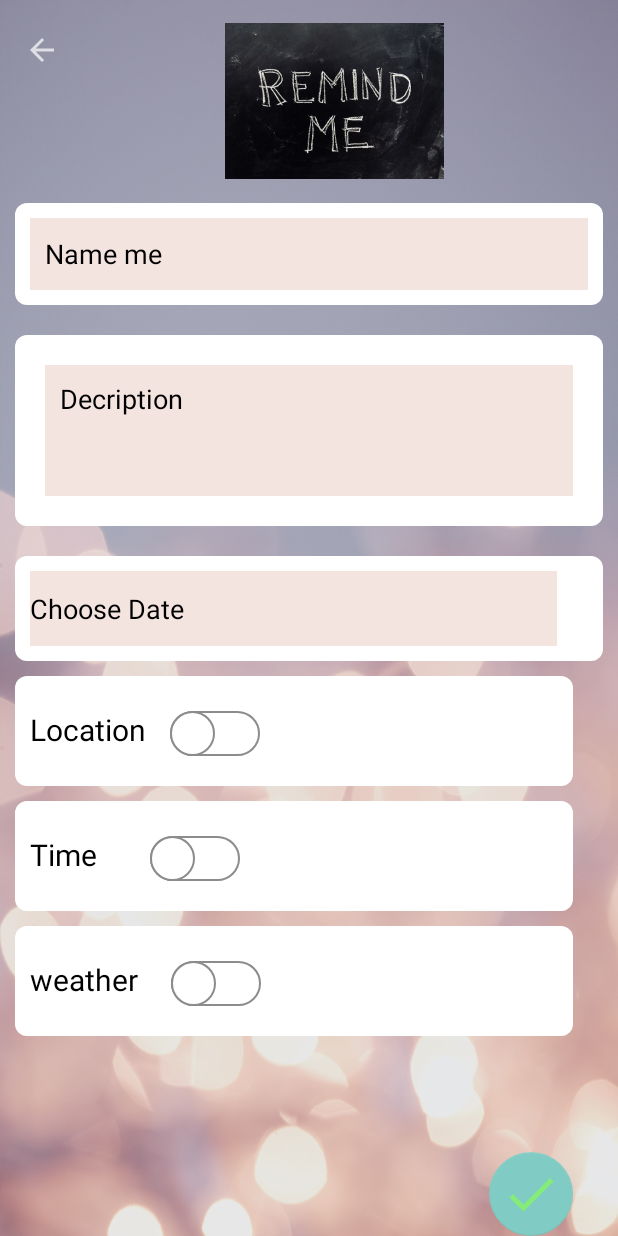
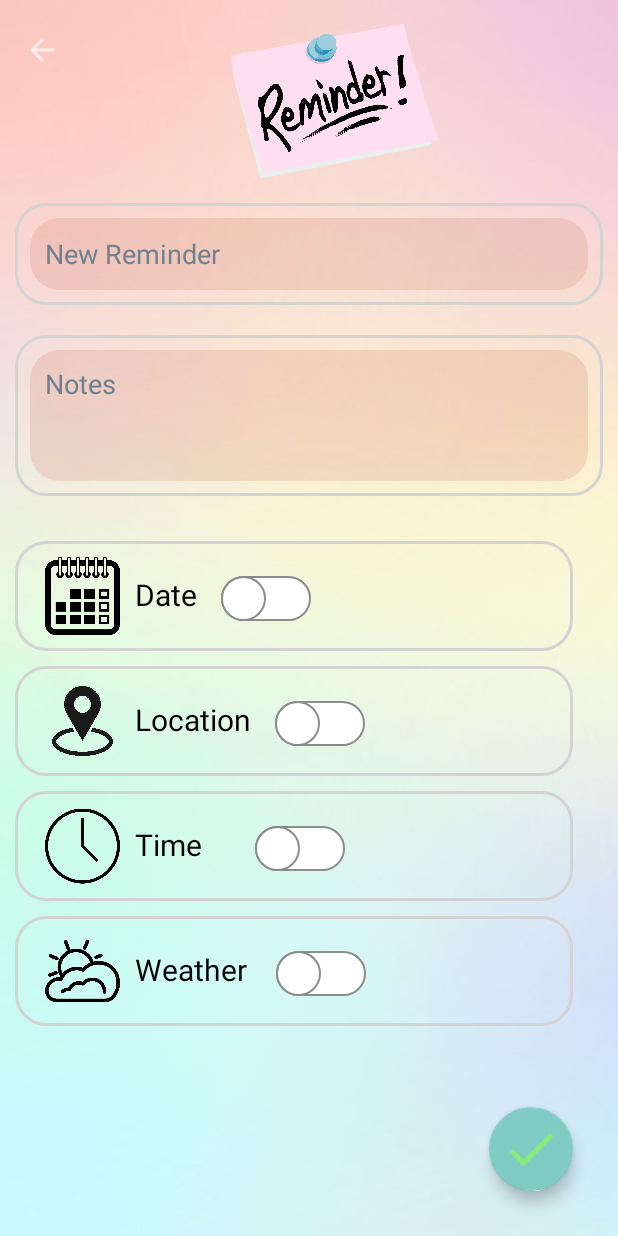
Before and after one commit to HalaGR/ReminderApp, an Android app: the add_reminder screen opened directly, with no data from a screen before it, on a phone screen of 412 x 824 dp. Run offline under Robolectric (Android 15) with nearby library versions, the phone set to English and light mode, and no system bars; our stand-ins replace Firebase (no records; nobody signed in at launch, a user with empty details on screens opened directly).

Commit message:
edit_addreminder

```diff
--- a/app/build.gradle
+++ b/app/build.gradle
@@ -47,4 +47,5 @@ dependencies {
     implementation 'com.google.android.gms:play-services-basement:18.0.0'
     // for fetching data from database
     implementation 'com.firebaseui:firebase-ui-firestore:4.1.0'
+
 }
--- a/app/src/main/java/com/example/locationreminder/add_reminder.java
+++ b/app/src/main/java/com/example/locationreminder/add_reminder.java
@@ -11,9 +11,10 @@ import android.widget.AutoCompleteTextView;
 import android.widget.CompoundButton;
 import android.widget.DatePicker;
 import android.widget.EditText;
+
 import android.widget.LinearLayout;
+import android.widget.TextView;
 import android.widget.Toast;
-
 import androidx.annotation.NonNull;
 import androidx.appcompat.widget.SwitchCompat;
 import androidx.appcompat.widget.Toolbar;
@@ -36,6 +37,7 @@ import java.util.Map;
 public class add_reminder extends AppCompatActivity {
 
     EditText mytitleinput, mydescriptioninput, mydate;
+    TextView mydate_switch;
     FloatingActionButton mysavebtn;
     SwitchCompat my_weather_switch;
     FirebaseAuth firebaseAuth;
@@ -58,6 +60,7 @@ public class add_reminder extends AppCompatActivity {
         mysavebtn = findViewById(R.id.savebtn);
         mydate = findViewById(R.id.date);
         my_weather_switch = findViewById(R.id.weather_switch);
+        mydate_switch= findViewById(R.id.date_switch);
 
 
         // choose date UI
@@ -65,7 +68,7 @@ public class add_reminder extends AppCompatActivity {
         final int year = calendar.get(Calendar.YEAR);
         final int day = calendar.get(Calendar.DAY_OF_MONTH);
         final int month = calendar.get(Calendar.MONTH);
-        mydate.setOnClickListener(new View.OnClickListener() {
+        mydate_switch.setOnClickListener(new View.OnClickListener() {
             @Override
             public void onClick(View view) {
                 DatePickerDialog datePickerDialog = new DatePickerDialog(
--- /dev/null
+++ b/app/src/main/res/drawable/edit_txt_bg_with_color.xml
@@ -0,0 +1,8 @@
+<?xml version="1.0" encoding="utf-8"?>
+<shape xmlns:android="http://schemas.android.com/apk/res/android">
+    <corners android:radius="20dp"/>
+
+    <solid android:width="2dp"
+        android:color="#30C67259"/>
+
+</shape>
--- a/app/src/main/res/layout/activity_add_reminder.xml
+++ b/app/src/main/res/layout/activity_add_reminder.xml
@@ -3,8 +3,22 @@
     xmlns:app="http://schemas.android.com/apk/res-auto"
     xmlns:tools="http://schemas.android.com/tools"
     android:layout_width="match_parent"
-    android:layout_height="wrap_content"
-    android:background="@drawable/soft_lights">
+    android:layout_height="match_parent"
+    >
+    <ImageView
+        android:id="@+id/background"
+        android:layout_width="wrap_content"
+        android:layout_height="wrap_content"
+        android:scaleType="centerCrop"
+        android:src="@drawable/for_add_reminder_background"
+        app:layout_constraintBottom_toBottomOf="parent"
+        app:layout_constraintEnd_toEndOf="parent"
+        app:layout_constraintHeight_percent=".27"
+        app:layout_constraintStart_toStartOf="parent"
+        app:layout_constraintTop_toTopOf="parent"
+        app:layout_constraintVertical_bias="0"
+        tools:ignore="ImageContrastCheck"
+        />
 
 
     <androidx.appcompat.widget.Toolbar
@@ -22,7 +36,7 @@
             android:contentDescription="reminde_me"
             android:foregroundGravity="center"
             android:padding="10dp"
-            app:srcCompat="@drawable/remind_me" />
+            app:srcCompat="@drawable/reminder_icon" />
 
     </androidx.appcompat.widget.Toolbar>
 
@@ -35,7 +49,7 @@
         android:layout_marginTop="10dp"
         android:layout_marginEnd="10dp"
         android:layout_marginBottom="10dp"
-        android:background="@drawable/rounded_corner"
+        android:background="@drawable/edit_text_bg"
         android:orientation="vertical"
         android:padding="10dp">
 
@@ -43,67 +57,109 @@
             android:id="@+id/descriptioninput"
             android:layout_width="match_parent"
             android:layout_height="wrap_content"
-            android:layout_marginStart="10dp"
-            android:layout_marginTop="10dp"
-            android:layout_marginEnd="10dp"
-            android:layout_marginBottom="10dp"
-            android:background="#30C67259"
+            android:layout_marginStart="0dp"
+            android:layout_marginTop="0dp"
+            android:layout_marginEnd="0dp"
+            android:layout_marginBottom="0dp"
+            android:background="@drawable/edit_txt_bg_with_color"
             android:gravity="top"
-            android:hint="Decription"
+            android:hint="Notes"
             android:lines="3"
             android:padding="10dp"
             android:textColor="@color/black"
-            android:textColorHint="@color/black" />
+            android:textColorHint="@color/SlateGray" />
     </LinearLayout>
 
     <LinearLayout
         android:id="@+id/layout_titleinput"
-        android:layout_below="@+id/toolbarofaddreminder"
         android:layout_width="match_parent"
         android:layout_height="wrap_content"
+        android:layout_below="@+id/toolbarofaddreminder"
         android:layout_marginStart="10dp"
         android:layout_marginTop="10dp"
         android:layout_marginEnd="10dp"
         android:layout_marginBottom="10dp"
-        android:background="@drawable/rounded_corner"
+        android:background="@drawable/edit_text_bg"
         android:orientation="vertical"
-        android:padding="10dp">
+        android:padding="10dp"
+       >
 
         <EditText
             android:id="@+id/titleinput"
             style="@style/Widget.AppCompat.Light.AutoCompleteTextView"
             android:layout_width="match_parent"
             android:layout_height="wrap_content"
-            android:background="#30C67259"
-            android:hint="Name me"
-            android:textColorHint="@color/black"
-            android:textColor="@color/black"
+            android:background="@drawable/edit_txt_bg_with_color"
+            android:hint="New Reminder"
             android:inputType="textUri"
             android:minHeight="48dp"
-            android:padding="10dp" />
+            android:padding="10dp"
+            android:textColor="?android:attr/navigationBarColor"
+            android:textColorHint="@color/SlateGray" />
 
     </LinearLayout>
 
     <LinearLayout
         android:id="@+id/layout_Date"
-        android:layout_width="match_parent"
-        android:layout_height="wrap_content"
+        android:layout_width="372dp"
+        android:layout_height="73dp"
         android:layout_below="@+id/layout_description"
         android:layout_marginStart="10dp"
-        android:layout_marginTop="10dp"
+        android:layout_marginTop="20dp"
         android:layout_marginEnd="10dp"
-        android:background="@drawable/rounded_corner"
-        android:orientation="vertical"
+        android:background="@drawable/edit_text_bg"
+
         android:padding="10dp">
+
+
+
+
+
+        <ImageView
+            android:id="@+id/image_date"
+            android:layout_height="80dp"
+            android:layout_width="70dp"
+            android:layout_gravity="center"
+            android:contentDescription="reminde_me"
+            android:foregroundGravity="center"
+            android:padding="10dp"
+            android:layout_marginStart="0dp"
+            app:srcCompat="@drawable/calender_icon" />
+
+        <TextView
+            android:layout_width="wrap_content"
+            android:layout_height="41dp"
+            android:text="Date"
+            android:layout_marginStart="0dp"
+            android:textColor="@color/black"
+            android:textSize="20dp">
+
+        </TextView>
+
+        <androidx.appcompat.widget.SwitchCompat
+            android:id="@+id/date_switch"
+            android:layout_width="76dp"
+            android:layout_height="56dp"
+            android:baselineAligned="false"
+            android:textOff="off"
+            android:textOn="on"
+            android:thumb="@drawable/thumb"
+            app:showText="true"
+            app:track="@drawable/track" />
+
 
         <EditText
             android:id="@+id/date"
-            android:layout_width="351dp"
-            android:layout_height="50dp"
-            android:background="#30C67259"
-            android:hint="Choose Date"
-            android:textColor="@color/black"
-            android:textColorHint="@color/black">
+            android:layout_width="150dp"
+            android:layout_height="20dp"
+            android:layout_marginStart="-125dp"
+            android:layout_marginTop="20dp"
+            android:background="@android:color/transparent"
+            android:hint=""
+            android:textColor="@color/DarkSlateBlue"
+
+            android:textColorHint="@color/SlateGray"
+            android:textSize="12sp">
 
         </EditText>
 
@@ -117,13 +173,24 @@
         android:layout_marginStart="10dp"
         android:layout_marginTop="10dp"
         android:layout_marginEnd="10dp"
-        android:background="@drawable/rounded_corner"
+        android:background="@drawable/edit_text_bg"
         android:padding="10dp">
+        <ImageView
+            android:id="@+id/image_location"
+            android:layout_height="80dp"
+            android:layout_width="70dp"
+            android:layout_gravity="center"
+            android:contentDescription="reminde_me"
+            android:foregroundGravity="center"
+            android:padding="10dp"
+            android:layout_marginStart="0dp"
+            app:srcCompat="@drawable/location_icon1" />
 
         <TextView
             android:layout_width="wrap_content"
             android:layout_height="41dp"
             android:text="Location"
+            android:layout_marginStart="0dp"
             android:textColor="@color/black"
             android:textSize="20dp">
 
@@ -151,13 +218,24 @@
         android:layout_marginStart="10dp"
         android:layout_marginTop="10dp"
         android:layout_marginEnd="10dp"
-        android:background="@drawable/rounded_corner"
+        android:background="@drawable/edit_text_bg"
         android:padding="10dp">
+        <ImageView
+            android:id="@+id/image_weather"
+            android:layout_height="80dp"
+            android:layout_width="70dp"
+            android:layout_gravity="center"
+            android:contentDescription="reminde_me"
+            android:foregroundGravity="center"
+            android:padding="10dp"
+            android:layout_marginStart="0dp"
+            app:srcCompat="@drawable/weather_icon" />
 
         <TextView
             android:layout_width="82dp"
             android:layout_height="41dp"
-            android:text="weather"
+            android:layout_marginStart="0dp"
+            android:text="Weather"
             android:textColor="@color/black"
             android:textSize="20dp">
 
@@ -186,12 +264,23 @@
         android:layout_marginStart="10dp"
         android:layout_marginTop="10dp"
         android:layout_marginEnd="10dp"
-        android:background="@drawable/rounded_corner"
+        android:background="@drawable/edit_text_bg"
         android:padding="10dp">
+        <ImageView
+            android:id="@+id/image_time"
+            android:layout_height="80dp"
+            android:layout_width="70dp"
+            android:layout_gravity="center"
+            android:contentDescription="reminde_me"
+            android:foregroundGravity="center"
+            android:padding="10dp"
+            android:layout_marginStart="0dp"
+            app:srcCompat="@drawable/time_icon" />
 
         <TextView
             android:layout_width="64dp"
             android:layout_height="41dp"
+            android:layout_marginStart="0dp"
             android:text="Time"
             android:textColor="@color/black"
             android:textSize="20dp">
--- a/app/src/main/res/layout/signup_tab_fragment.xml
+++ b/app/src/main/res/layout/signup_tab_fragment.xml
@@ -9,89 +9,90 @@
         android:id="@+id/email"
         android:layout_width="0dp"
         android:layout_height="wrap_content"
-        app:layout_constraintWidth_percent=".8"
-        app:layout_constraintVertical_bias=".2"
-        app:flow_firstHorizontalBias=".5"
         android:background="@drawable/edit_text_bg"
         android:hint="Email"
         android:paddingLeft="20dp"
         android:paddingTop="10dp"
         android:paddingRight="10dp"
+        app:flow_firstHorizontalBias=".5"
         app:layout_constraintBottom_toBottomOf="parent"
         app:layout_constraintEnd_toEndOf="parent"
         app:layout_constraintStart_toStartOf="parent"
-        app:layout_constraintTop_toTopOf="parent" />
+        app:layout_constraintTop_toTopOf="parent"
+        app:layout_constraintVertical_bias=".2"
+        app:layout_constraintWidth_percent=".8" />
+
     <EditText
         android:id="@+id/mobilenum"
         android:layout_width="0dp"
         android:layout_height="wrap_content"
+        android:layout_marginTop="20dp"
+        android:background="@drawable/edit_text_bg"
         android:hint="Mobile Number"
         android:paddingLeft="20dp"
         android:paddingTop="10dp"
         android:paddingBottom="10dp"
-        app:layout_constraintVertical_bias="0"
-        android:layout_marginTop="20dp"
         app:flow_firstHorizontalBias=".5"
-        android:background="@drawable/edit_text_bg"
         app:layout_constraintBottom_toBottomOf="parent"
         app:layout_constraintEnd_toEndOf="parent"
         app:layout_constraintStart_toStartOf="parent"
         app:layout_constraintTop_toBottomOf="@+id/email"
-        app:layout_constraintWidth_percent=".8"
-       />
+        app:layout_constraintVertical_bias="0"
+        app:layout_constraintWidth_percent=".8" />
 
     <EditText
         android:id="@+id/pass"
-        android:inputType="textPassword"
         android:layout_width="0dp"
         android:layout_height="wrap_content"
+        android:layout_marginTop="20dp"
+        android:background="@drawable/edit_text_bg"
         android:hint="Password"
+        android:inputType="textPassword"
         android:paddingLeft="20dp"
         android:paddingTop="10dp"
         android:paddingBottom="10dp"
-        app:layout_constraintVertical_bias="0"
-        android:layout_marginTop="20dp"
         app:flow_firstHorizontalBias=".5"
-        android:background="@drawable/edit_text_bg"
         app:layout_constraintBottom_toBottomOf="parent"
         app:layout_constraintEnd_toEndOf="parent"
         app:layout_constraintStart_toStartOf="parent"
         app:layout_constraintTop_toBottomOf="@+id/mobilenum"
+        app:layout_constraintVertical_bias="0"
         app:layout_constraintWidth_percent=".8" />
+
     <EditText
         android:id="@+id/confpass"
-        android:inputType="textPassword"
         android:layout_width="0dp"
         android:layout_height="wrap_content"
+        android:layout_marginTop="20dp"
+        android:background="@drawable/edit_text_bg"
         android:hint="Confirm Password"
+        android:inputType="textPassword"
         android:paddingLeft="20dp"
         android:paddingTop="10dp"
         android:paddingBottom="10dp"
-        app:layout_constraintVertical_bias="0"
-        android:layout_marginTop="20dp"
         app:flow_firstHorizontalBias=".5"
-        android:background="@drawable/edit_text_bg"
         app:layout_constraintBottom_toBottomOf="parent"
         app:layout_constraintEnd_toEndOf="parent"
         app:layout_constraintStart_toStartOf="parent"
         app:layout_constraintTop_toBottomOf="@+id/pass"
+        app:layout_constraintVertical_bias="0"
         app:layout_constraintWidth_percent=".8" />
+
     <Button
         android:id="@+id/button"
         android:layout_width="0dp"
         android:layout_height="wrap_content"
-        app:layout_constraintWidth_percent=".8"
-        app:layout_constraintVertical_bias=".3"
+        android:background="@drawable/button_bg"
         android:text="SIGNUP"
+        android:textColor="@color/white"
         android:textSize="16sp"
         android:textStyle="bold"
-        android:background="@drawable/button_bg"
-        android:textColor="@color/white"
         app:layout_constraintBottom_toBottomOf="parent"
         app:layout_constraintEnd_toEndOf="parent"
         app:layout_constraintStart_toStartOf="parent"
         app:layout_constraintTop_toBottomOf="@+id/confpass"
-        />
+        app:layout_constraintVertical_bias=".3"
+        app:layout_constraintWidth_percent=".8" />
 
     <ProgressBar
         android:id="@+id/progressBar"
```
Also changed, not shown: app/src/main/AndroidManifest.xml (+20 -1 lines), app/src/main/res/drawable/calender_icon.png (added), app/src/main/res/drawable/for_add_reminder_background.jpg (added), app/src/main/res/drawable/location_icon1.png (added), app/src/main/res/drawable/time_icon.png (added), app/src/main/res/drawable/weather_icon.png (added).
